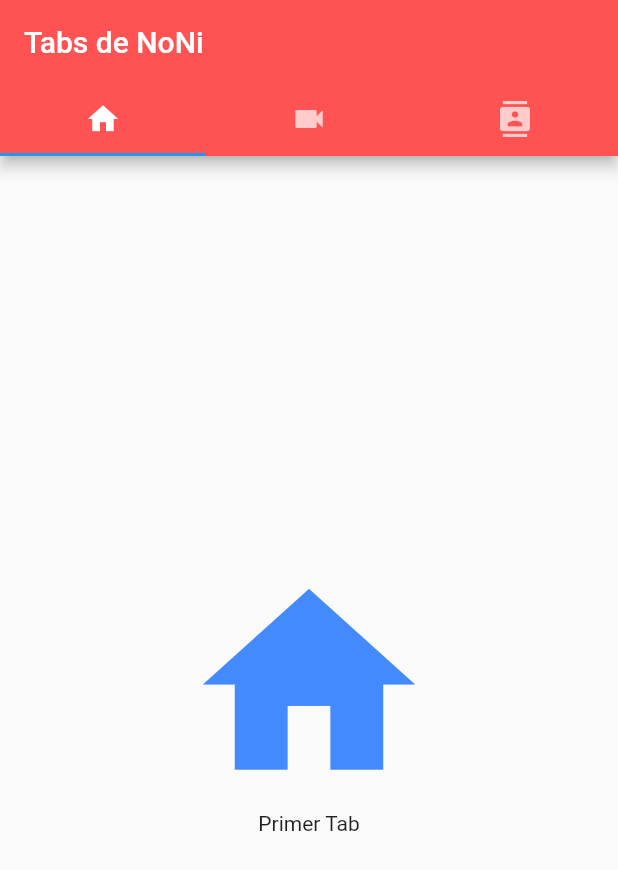
After one commit to fanorflores/flutter_app_hw, a Flutter app: the MyTabsNoNi screen opened directly, on a phone screen of 412 x 824 dp. The commit adds this screen. Shown: the top 870 px of the screen. Run offline on Flutter 3.47's test engine with Material 2 defaults, Android fonts, the phone set to English and light mode, and no system bars.

Commit message:
Tabs Listas

```diff
--- /dev/null
+++ b/lib/pages/home.dart
@@ -0,0 +1,21 @@
+import 'package:flutter/cupertino.dart';
+import 'package:flutter/material.dart';
+
+class Home extends StatelessWidget
+{
+  @override
+  Widget build(BuildContext context) {
+    return new Container(
+      child: new Center(
+        child: new Column(
+          mainAxisAlignment: MainAxisAlignment.center,
+          children: <Widget>[
+            new Icon(Icons.home,size: 170.0,color:Colors.blueAccent,),
+            new Text("Primer Tab")
+          ],
+        ),
+      ),
+    );
+  }
+
+}
--- a/lib/tabs.dart
+++ b/lib/tabs.dart
@@ -1,6 +1,67 @@
 import 'package:flutter/material.dart';
+import 'package:flutter_app_hw/pages/home.dart';
+import 'package:flutter_app_hw/pages/video.dart';
+import 'package:flutter_app_hw/pages/contact.dart';
 
 void main()
 {
+  runApp(
+      new MaterialApp(
+        title: "Tabs",
+        home: MyTabsNoNi(),
+      )
+  );
 
 }
+
+class MyTabsNoNi extends StatefulWidget
+{
+
+  @override
+  _MytabsNoNiState createState() => new _MytabsNoNiState();
+
+}
+
+class _MytabsNoNiState extends State<MyTabsNoNi> with SingleTickerProviderStateMixin
+{
+  TabController tabController;
+  @override
+  void initState() {
+    super.initState();
+    tabController= new TabController(length: 3, vsync: this);
+  }
+
+  @override
+  Widget build(BuildContext context) {
+    return new Scaffold(
+        appBar: new AppBar(
+          title: new Text("Tabs de NoNi",textDirection: TextDirection.ltr,),
+          backgroundColor: Colors.redAccent,
+          bottom:
+            new TabBar(tabs: <Widget>[
+              new Tab(
+                icon: new Icon(Icons.home),
+
+              ),
+              new Tab(
+                icon: new Icon(Icons.videocam),
+              ),
+              new Tab(
+                icon: new Icon(Icons.contacts)
+              ),
+
+            ], controller: tabController,)
+        ),
+      body: new TabBarView(
+          children: <Widget>[
+            new Home(),
+
+            new Video(),
+            new Contacts()
+          ],
+        controller: tabController,
+      ),
+    );
+  }
+
+}
```
Also changed, not shown: lib/pages/contact.dart (added, +21 -0 lines), lib/pages/video.dart (added, +20 -0 lines).
